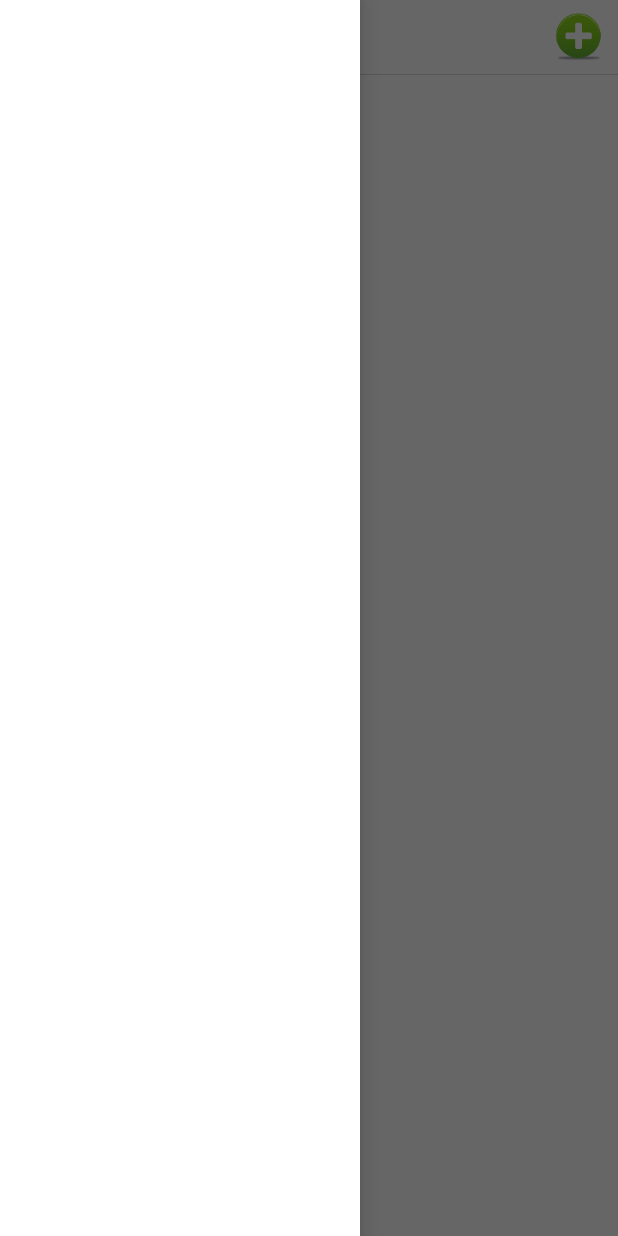
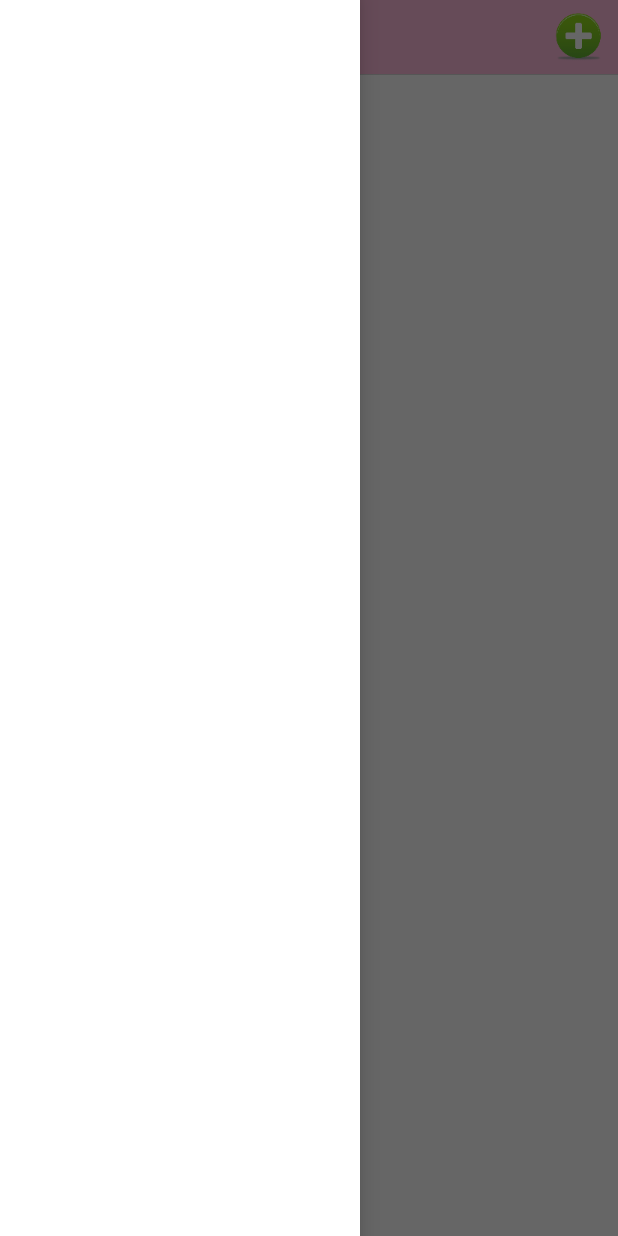
Before and after one commit to givemepassxd999/public.example.wanttospeak, an Android app: the screen it shows after launch (MainActivity), after a tap on an icon or button, on a phone screen of 412 x 824 dp. Run offline under Robolectric (Android 15) with nearby library versions, the phone set to English and light mode, and no system bars.

Commit message:
[Dev] tuning layout

```diff
--- a/app/src/main/java/com/example/givemepass/wanttospeak/MainActivity.java
+++ b/app/src/main/java/com/example/givemepass/wanttospeak/MainActivity.java
@@ -51,7 +51,7 @@ public class MainActivity extends AppCompatActivity {
         });
     }
 
-    public boolean isSideMenuOpen(){
+    private boolean isSideMenuOpen(){
         return mDrawerLayout.isDrawerOpen(aq.id(R.id.left_drawer).getView());
     }
 
--- a/app/src/main/java/com/example/wanttospeak/CommonDialog.java
+++ b/app/src/main/java/com/example/wanttospeak/CommonDialog.java
@@ -21,6 +21,7 @@ public class CommonDialog extends Dialog {
         requestWindowFeature(Window.FEATURE_NO_TITLE);
         getWindow().getAttributes().windowAnimations = R.style.dialog_animation;
         setContentView(R.layout.dialog_layout);
+
         back = (View) findViewById(R.id.navi_back);
         back.setOnClickListener(new View.OnClickListener() {
 
--- a/app/src/main/res/layout/activity_main.xml
+++ b/app/src/main/res/layout/activity_main.xml
@@ -15,11 +15,11 @@
         >
 
         <RelativeLayout
-            android:background="#ffffff"
-            android:layout_alignParentTop="true"
-            android:layout_width="match_parent"
             android:id="@+id/main_action_bar"
             android:layout_height="50dp"
+            android:layout_width="match_parent"
+            android:background="#FFBBDD"
+            android:layout_alignParentTop="true"
             >
 
             <View
--- a/app/src/main/res/layout/dialog_layout.xml
+++ b/app/src/main/res/layout/dialog_layout.xml
@@ -5,16 +5,16 @@
     >
     <RelativeLayout
         android:layout_width="match_parent"
-        android:layout_height="60dp"
+        android:layout_height="50dp"
         android:id="@+id/navi_bar"
         android:background="#6bd7af"
         >
         <View
+            android:id="@+id/navi_back"
             android:layout_centerVertical="true"
             android:layout_width="30dp"
             android:layout_height="30dp"
             android:layout_marginLeft="10dp"
-            android:id="@+id/navi_back"
             android:background="@drawable/navi_icon_back"
             />
         <View
```
